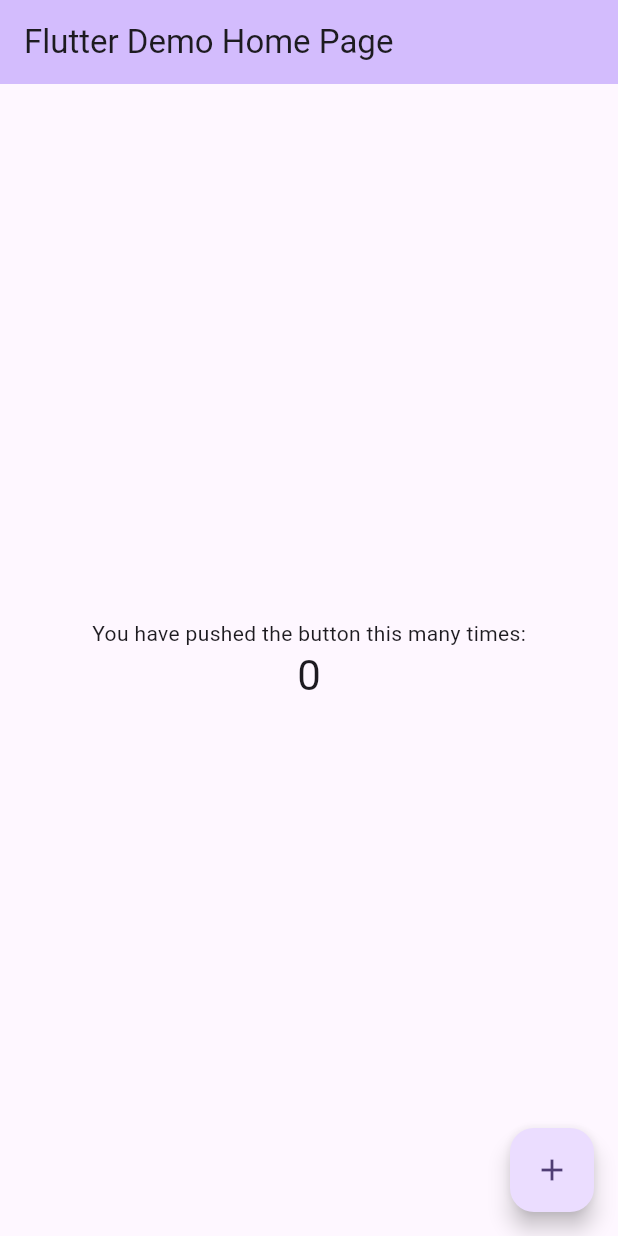
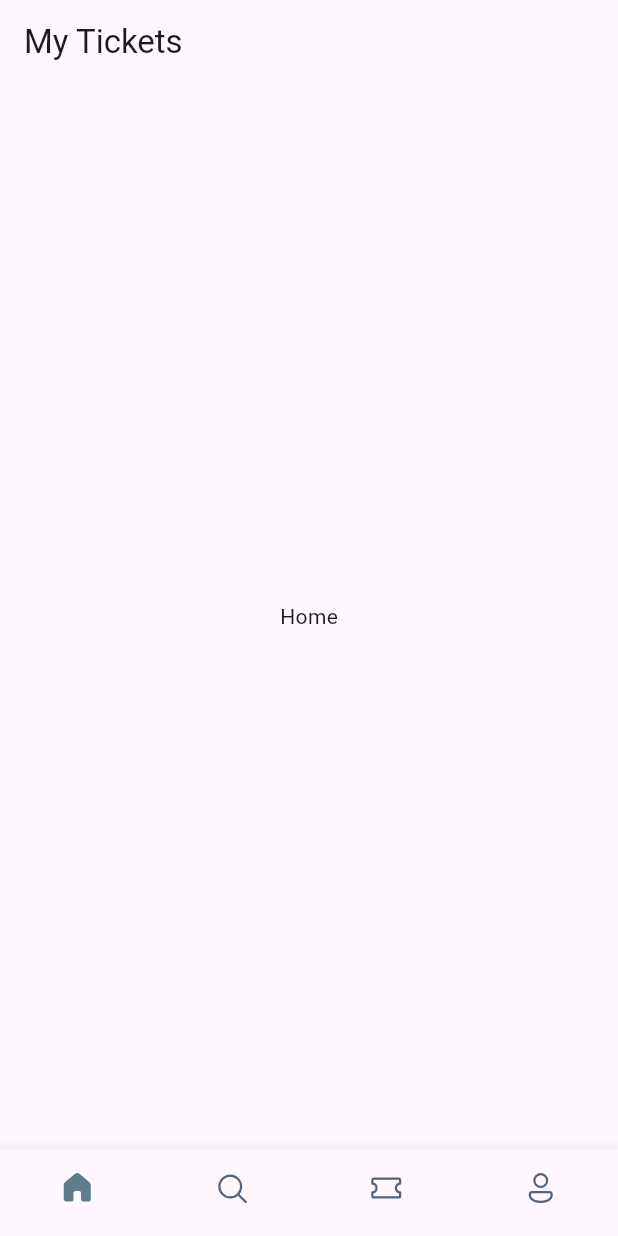
Before and after one commit to DJDrama/booktickets, a Flutter app: the screen it shows after launch, on a phone screen of 412 x 824 dp. Run offline on Flutter 3.47's test engine with Material 2 defaults, Android fonts, the phone set to English and light mode, and no system bars; our stand-ins replace fluentui_icons.

Commit message:
Bottom navigation Bar Settings

```diff
--- a/lib/main.dart
+++ b/lib/main.dart
@@ -1,3 +1,4 @@
+import 'package:booktickets/screens/bottom_bar.dart';
 import 'package:flutter/material.dart';
 
 void main() {
@@ -13,113 +14,10 @@ class MyApp extends StatelessWidget {
     return MaterialApp(
       title: 'Flutter Demo',
       theme: ThemeData(
-        // This is the theme of your application.
-        //
-        // TRY THIS: Try running your application with "flutter run". You'll see
-        // the application has a blue toolbar. Then, without quitting the app,
-        // try changing the seedColor in the colorScheme below to Colors.green
-        // and then invoke "hot reload" (save your changes or press the "hot
-        // reload" button in a Flutter-supported IDE, or press "r" if you used
-        // the command line to start the app).
-        //
-        // Notice that the counter didn't reset back to zero; the application
-        // state is not lost during the reload. To reset the state, use hot
-        // restart instead.
-        //
-        // This works for code too, not just values: Most code changes can be
-        // tested with just a hot reload.
         colorScheme: ColorScheme.fromSeed(seedColor: Colors.deepPurple),
         useMaterial3: true,
       ),
-      home: const MyHomePage(title: 'Flutter Demo Home Page'),
+      home: const BottomBar(),
     );
   }
 }
-
-class MyHomePage extends StatefulWidget {
-  const MyHomePage({super.key, required this.title});
-
-  // This widget is the home page of your application. It is stateful, meaning
-  // that it has a State object (defined below) that contains fields that affect
-  // how it looks.
-
-  // This class is the configuration for the state. It holds the values (in this
-  // case the title) provided by the parent (in this case the App widget) and
-  // used by the build method of the State. Fields in a Widget subclass are
-  // always marked "final".
-
-  final String title;
-
-  @override
-  State<MyHomePage> createState() => _MyHomePageState();
-}
-
-class _MyHomePageState extends State<MyHomePage> {
-  int _counter = 0;
-
-  void _incrementCounter() {
-    setState(() {
-      // This call to setState tells the Flutter framework that something has
-      // changed in this State, which causes it to rerun the build method below
-      // so that the display can reflect the updated values. If we changed
-      // _counter without calling setState(), then the build method would not be
-      // called again, and so nothing would appear to happen.
-      _counter++;
-    });
-  }
-
-  @override
-  Widget build(BuildContext context) {
-    // This method is rerun every time setState is called, for instance as done
-    // by the _incrementCounter method above.
-    //
-    // The Flutter framework has been optimized to make rerunning build methods
-    // fast, so that you can just rebuild anything that needs updating rather
-    // than having to individually change instances of widgets.
-    return Scaffold(
-      appBar: AppBar(
-        // TRY THIS: Try changing the color here to a specific color (to
-        // Colors.amber, perhaps?) and trigger a hot reload to see the AppBar
-        // change color while the other colors stay the same.
-        backgroundColor: Theme.of(context).colorScheme.inversePrimary,
-        // Here we take the value from the MyHomePage object that was created by
-        // the App.build method, and use it to set our appbar title.
-        title: Text(widget.title),
-      ),
-      body: Center(
-        // Center is a layout widget. It takes a single child and positions it
-        // in the middle of the parent.
-        child: Column(
-          // Column is also a layout widget. It takes a list of children and
-          // arranges them vertically. By default, it sizes itself to fit its
-          // children horizontally, and tries to be as tall as its parent.
-          //
-          // Column has various properties to control how it sizes itself and
-          // how it positions its children. Here we use mainAxisAlignment to
-          // center the children vertically; the main axis here is the vertical
-          // axis because Columns are vertical (the cross axis would be
-          // horizontal).
-          //
-          // TRY THIS: Invoke "debug painting" (choose the "Toggle Debug Paint"
-          // action in the IDE, or press "p" in the console), to see the
-          // wireframe for each widget.
-          mainAxisAlignment: MainAxisAlignment.center,
-          children: <Widget>[
-            const Text(
-              'You have pushed the button this many times:',
-            ),
-            Text(
-              '$_counter',
-              style: Theme.of(context).textTheme.headlineMedium,
-            ),
-          ],
-        ),
-      ),
-      floatingActionButton: FloatingActionButton(
-        onPressed: _incrementCounter,
-        tooltip: 'Increment',
-        child: const Icon(Icons.add),
-      ), // This trailing comma makes auto-formatting nicer for build methods.
-    );
-  }
-}
--- /dev/null
+++ b/lib/screens/bottom_bar.dart
@@ -0,0 +1,66 @@
+import 'package:fluentui_icons/fluentui_icons.dart';
+import 'package:flutter/material.dart';
+
+class BottomBar extends StatefulWidget {
+  const BottomBar({super.key});
+
+  @override
+  State<BottomBar> createState() => _BottomBarState();
+}
+
+class _BottomBarState extends State<BottomBar> {
+  int _selectedIndex = 0;
+  static final List<Widget> _widgetOptions = <Widget>[
+    const Text("Home"),
+    const Text("Search"),
+    const Text("Tickets"),
+    const Text("Profile"),
+  ];
+
+  void _onItemTapped(int index) {
+    print("Tapped Index : ${_selectedIndex}");
+    setState(() {
+      _selectedIndex = index;
+    });
+  }
+
+  @override
+  Widget build(BuildContext context) {
+    return Scaffold(
+      appBar: AppBar(
+        title: const Text("My Tickets"),
+      ),
+      body: Center(
+        child: _widgetOptions[_selectedIndex],
+      ),
+      bottomNavigationBar: BottomNavigationBar(
+        currentIndex: _selectedIndex,
+        onTap: _onItemTapped,
+        elevation: 10,
+        showSelectedLabels: false,
+        showUnselectedLabels: false,
+        selectedItemColor: Colors.blueGrey,
+        unselectedItemColor: const Color(0xFF526480),
+        type: BottomNavigationBarType.fixed, // no moving(default: shifting)
+        items: const [
+          BottomNavigationBarItem(
+              icon: Icon(FluentSystemIcons.ic_fluent_home_regular),
+              activeIcon: Icon(FluentSystemIcons.ic_fluent_home_filled),
+              label: "Home"),
+          BottomNavigationBarItem(
+              icon: Icon(FluentSystemIcons.ic_fluent_search_regular),
+              activeIcon: Icon(FluentSystemIcons.ic_fluent_search_filled),
+              label: "Search"),
+          BottomNavigationBarItem(
+              icon: Icon(FluentSystemIcons.ic_fluent_ticket_regular),
+              activeIcon: Icon(FluentSystemIcons.ic_fluent_ticket_filled),
+              label: "Ticket"),
+          BottomNavigationBarItem(
+              icon: Icon(FluentSystemIcons.ic_fluent_person_regular),
+              activeIcon: Icon(FluentSystemIcons.ic_fluent_person_filled),
+              label: "Profile"),
+        ],
+      ),
+    );
+  }
+}
--- a/pubspec.yaml
+++ b/pubspec.yaml
@@ -35,6 +35,7 @@ dependencies:
   # The following adds the Cupertino Icons font to your application.
   # Use with the CupertinoIcons class for iOS style icons.
   cupertino_icons: ^1.0.2
+  fluentui_icons: ^1.0.0
 
 dev_dependencies:
   flutter_test:
```
Also changed, not shown: pubspec.lock.
